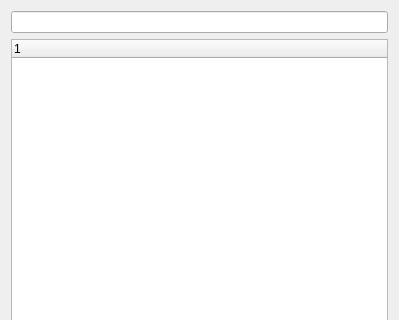
The window that src/inheritanceview.ui (SSemenkin/AlarmBox) describes before a commit, drawn with Qt 5; both pictures show x 0 to 399 and y 0 to 320 of the 399 by 483 pixel window.
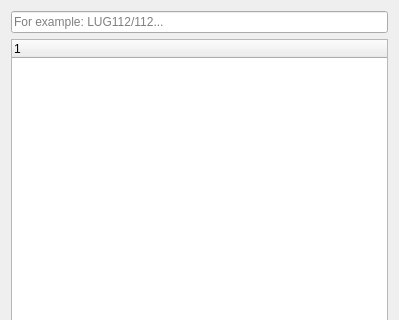
The same window after the commit. Custom widgets are drawn as their Qt base class.

```diff
--- a/src/inheritanceview.ui
+++ b/src/inheritanceview.ui
@@ -15,7 +15,11 @@
   </property>
   <layout class="QGridLayout" name="gridLayout">
    <item row="0" column="0">
-    <widget class="QLineEdit" name="inputLine"/>
+    <widget class="QLineEdit" name="inputLine">
+     <property name="placeholderText">
+      <string>For example: LUG112/112...</string>
+     </property>
+    </widget>
    </item>
    <item row="1" column="0">
     <widget class="InheritanceTreeWidget" name="treeWidget">
```
